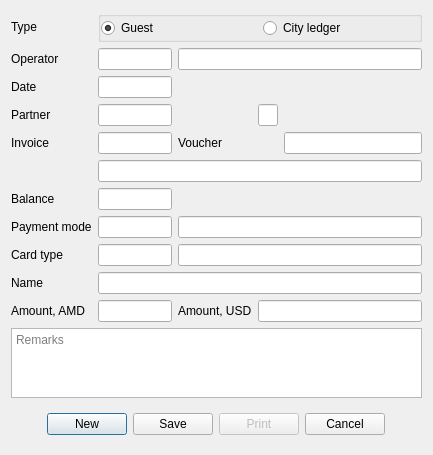
First picture: the form in Resort/dlgreceiptvaucher.ui, repository End1-1/Resort, before the edit.
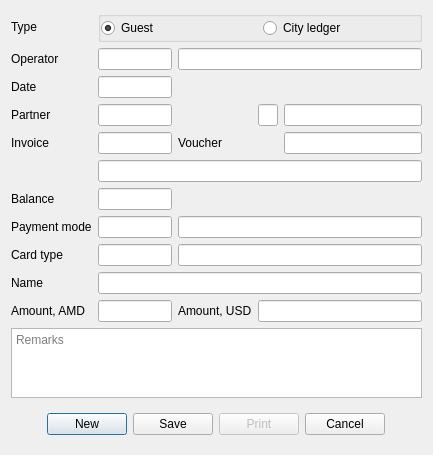
Second picture: the form after the edit. Custom widgets are drawn as their Qt base class.

Patch:
```diff
--- a/Resort/dlgreceiptvaucher.ui
+++ b/Resort/dlgreceiptvaucher.ui
@@ -392,6 +392,9 @@
        </property>
       </widget>
      </item>
+     <item row="3" column="4">
+      <widget class="QLineEdit" name="leReservation"/>
+     </item>
     </layout>
    </item>
   </layout>
```
